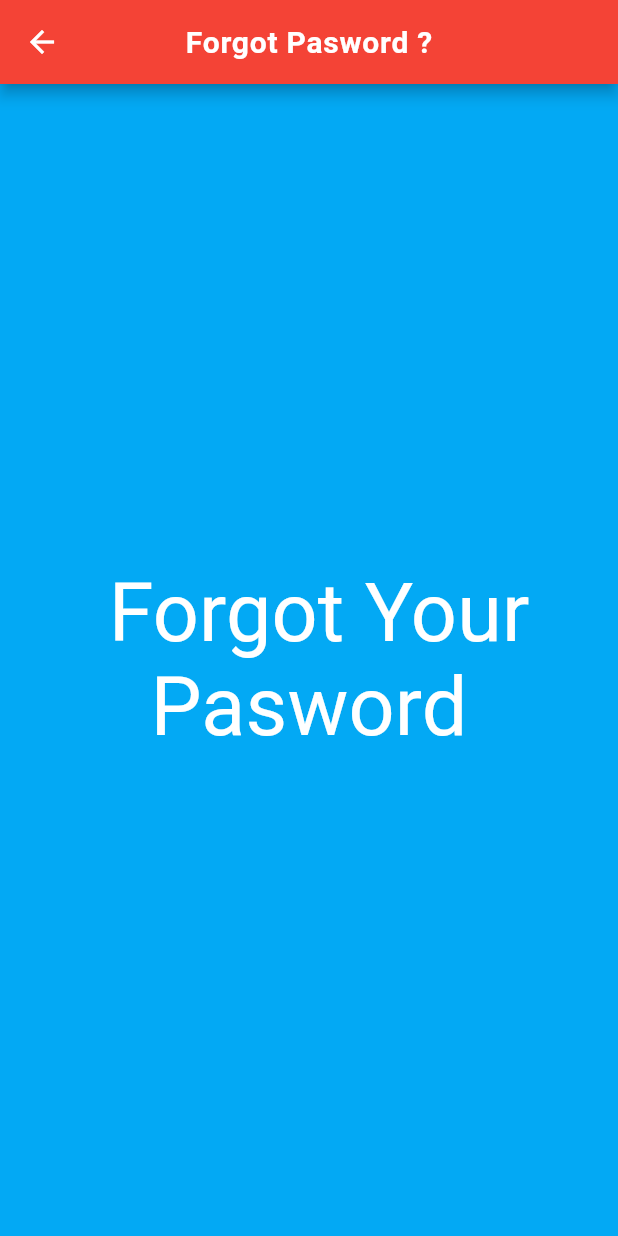
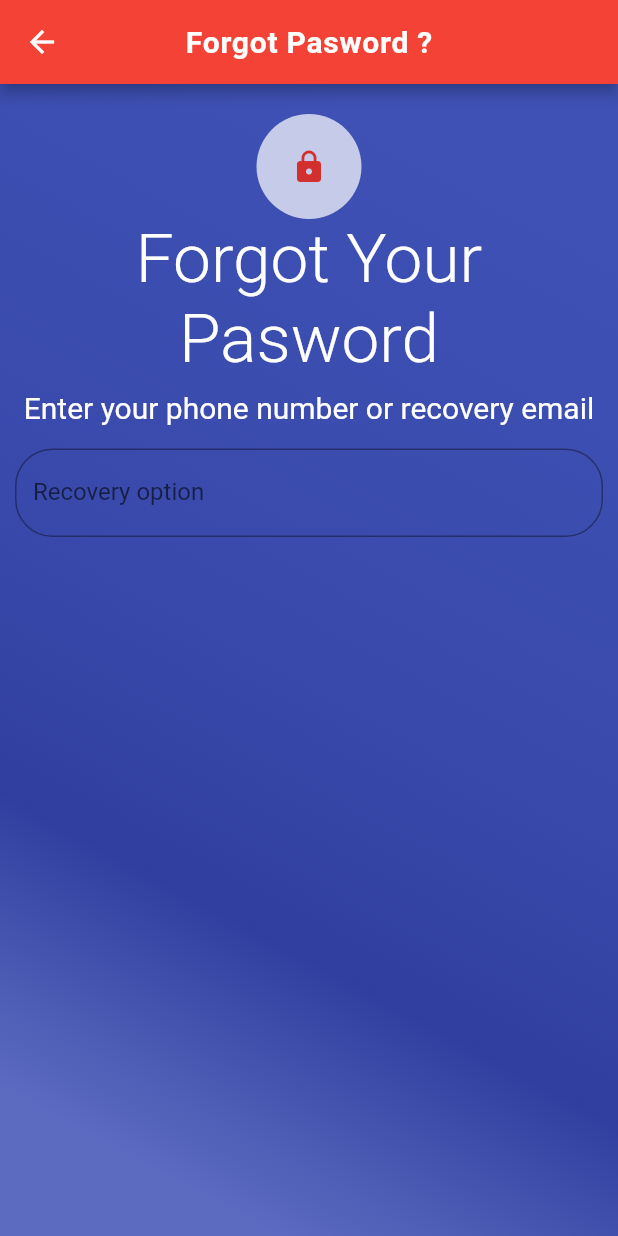
Before and after one commit to abwarlock/date_app, a Flutter app: the screen it shows after launch, after a tap on "Forgot Password?", on a phone screen of 412 x 824 dp. Run offline on Flutter 3.47's test engine with Material 2 defaults, Android fonts, the phone set to English and light mode, and no system bars; our stand-ins replace flutter_screenutil; Roboto replaces fonts that are missing (Poppins).

Commit message:
Code Commit
Code Commit New Images

```diff
--- a/lib/screens/ForgotPassword.dart
+++ b/lib/screens/ForgotPassword.dart
@@ -9,7 +9,6 @@ class _ForgotPwdScreenState extends State<ForgotPwdScreen> {
   @override
   Widget build(BuildContext context) {
     return Scaffold(
-      backgroundColor: Colors.lightBlue,
       appBar: AppBar(
         title: Text(
           "Forgot Pasword ?",
@@ -20,20 +19,76 @@ class _ForgotPwdScreenState extends State<ForgotPwdScreen> {
         ),
         centerTitle: true,
       ),
-      body: Column(
-        mainAxisAlignment: MainAxisAlignment.center,
+      body: Container(
+        decoration: BoxDecoration(
+          gradient: LinearGradient(
+            begin: Alignment.topRight,
+            end: Alignment.bottomLeft,
+            stops: [0.1, 0.5, 0.7, 0.9],
+            colors: [
+              Colors.indigo[500],
+              Colors.indigo[600],
+              Colors.indigo[700],
+              Colors.indigo[400],
+            ],
+          ),
+        ),
+        child: Padding(
+          padding: EdgeInsets.only(top: 20, left: 10.0, right: 10.0),
+          child: Column(
             children: <Widget>[
+              CircleAvatar(
+                backgroundColor: Colors.white70,
+                radius: 35.0,
+                child: Icon(Icons.lock),
+              ),
               Text(
-            " Forgot Your Pasword",
+                "Forgot Your Pasword",
                 textAlign: TextAlign.center,
                 style: TextStyle(
-              fontSize: 54.0,
-              letterSpacing: 0.1,
-              fontWeight: FontWeight.w400,
+                  fontSize: 45.0,
+                  fontWeight: FontWeight.w300,
                   color: Colors.white,
                 ),
               ),
+              Padding(
+                padding: EdgeInsets.only(top: 8.0),
+                child: Text(
+                  "Enter your phone number or recovery email",
+                  textAlign: TextAlign.center,
+                  style: TextStyle(
+                    fontSize: 20.0,
+                    color: Colors.white,
+                  ),
+                ),
+              ),
+              Padding(
+                padding: EdgeInsets.only(top: 16.0),
+                child: TextFormField(
+                  decoration: InputDecoration(
+                    labelText: "Recovery option",
+                    fillColor: Colors.white,
+                    border: OutlineInputBorder(
+                      borderRadius: BorderRadius.circular(25.0),
+                      borderSide: BorderSide(style: BorderStyle.solid),
+                    ),
+                  ),
+                  validator: (val) {
+                    if (val.length == 0) {
+                      return "Email cannot be empty";
+                    } else {
+                      return null;
+                    }
+                  },
+                  keyboardType: TextInputType.emailAddress,
+                  style: new TextStyle(
+                    fontFamily: "Poppins",
+                  ),
+                ),
+              )
             ],
+          ),
+        ),
       ),
     );
   }
--- a/lib/screens/LoginScreen.dart
+++ b/lib/screens/LoginScreen.dart
@@ -152,7 +152,7 @@ class _LoginScreenState extends State<LoginScreen> {
                 padding: EdgeInsets.only(top: 20.0),
                 child: Center(
                   child: Image.asset(
-                    "assets/dating.jpg",
+                    "assets/navimg_1.jpg",
                   ),
                 ),
               ),
@@ -160,7 +160,7 @@ class _LoginScreenState extends State<LoginScreen> {
                 child: Container(),
               ),
               Image.asset(
-                "assets/dating_2.png",
+                "assets/navimg_2.png",
                 colorBlendMode: BlendMode.softLight,
               )
             ],
--- a/pubspec.yaml
+++ b/pubspec.yaml
@@ -46,6 +46,8 @@ flutter:
   assets:
   - assets/dating.jpg
   - assets/dating_2.png
+  - assets/navimg_1.jpg
+  - assets/navimg_2.png
   #  - images/a_dot_ham.jpeg
 
   # An image asset can refer to one or more resolution-specific "variants", see
```
Also changed, not shown: assets/navimg_1.jpg (added), assets/navimg_2.png (added). Lines whose indentation alone changed are shown as unchanged.
